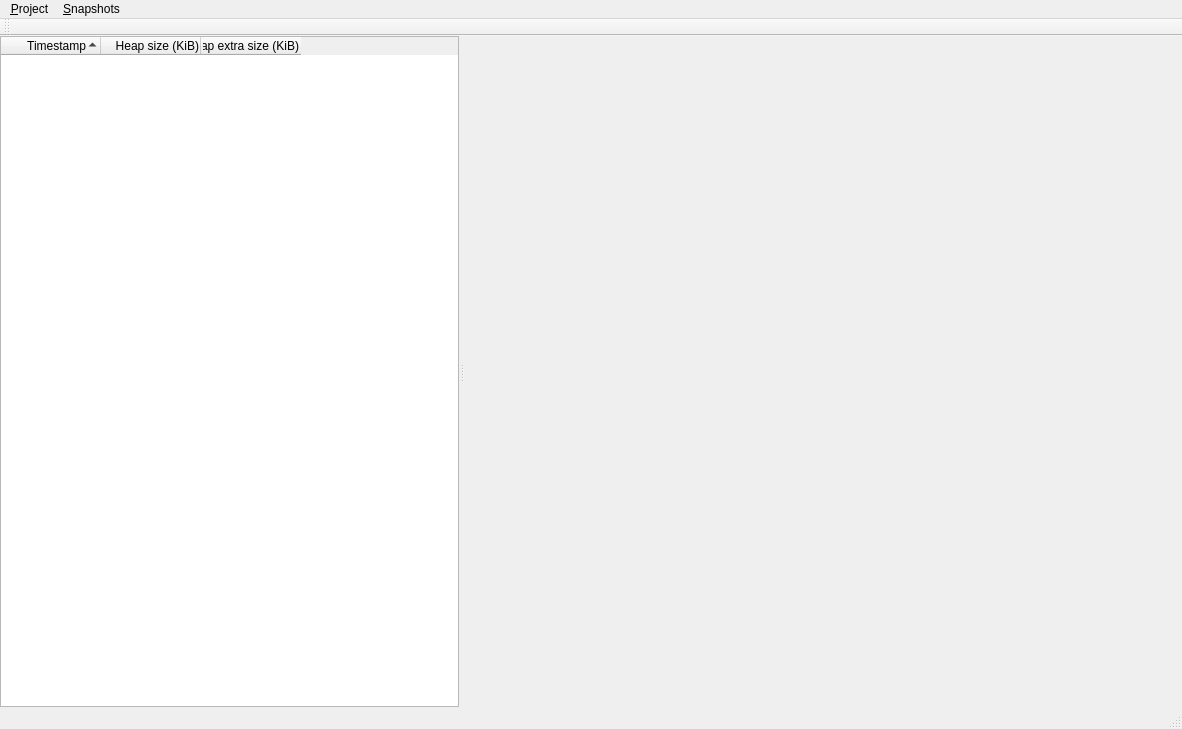
Old version of the form mainwindow.ui in the repository madmaxoft/VisualMassifDiff.
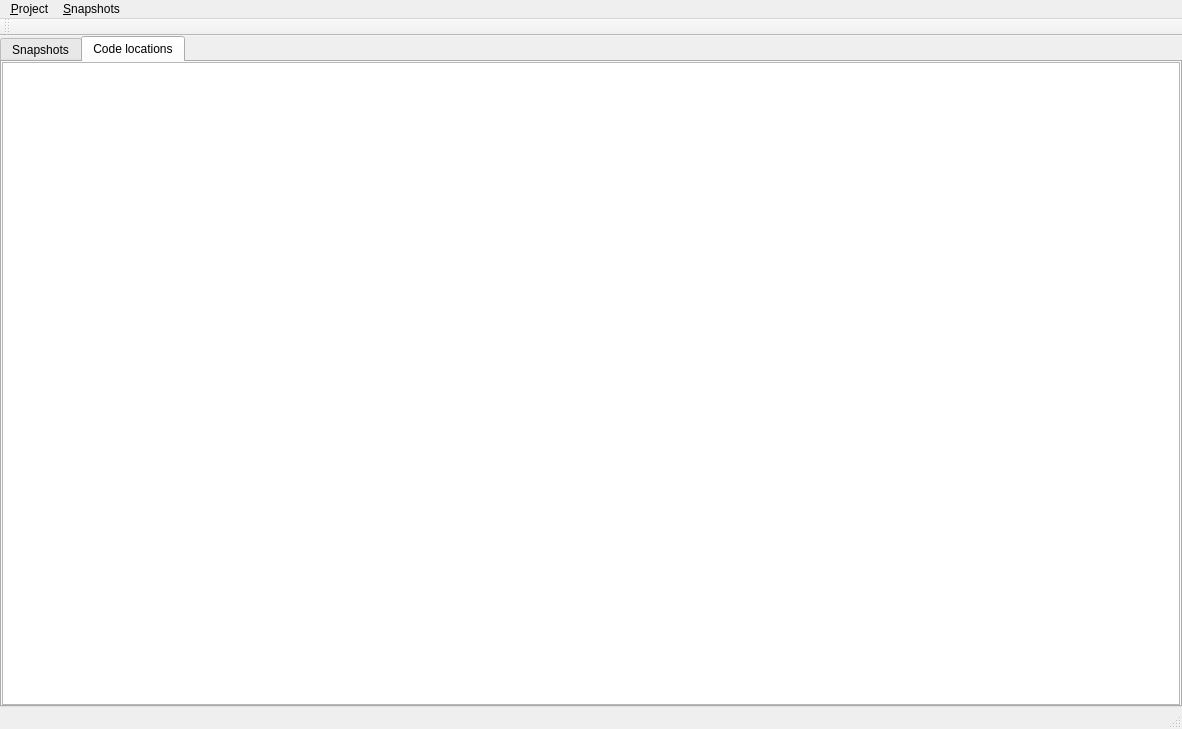
New version of the form. Custom widgets are drawn as their Qt base class.

Commit message: Added basic code location stats.

Diff of the .ui file:
```diff
--- a/mainwindow.ui
+++ b/mainwindow.ui
@@ -31,6 +31,28 @@
      <number>0</number>
     </property>
     <item>
+     <widget class="QTabWidget" name="tabMain">
+      <property name="currentIndex">
+       <number>1</number>
+      </property>
+      <widget class="QWidget" name="tabSnapshots">
+       <attribute name="title">
+        <string>Snapshots</string>
+       </attribute>
+       <layout class="QVBoxLayout" name="verticalLayout">
+        <property name="leftMargin">
+         <number>0</number>
+        </property>
+        <property name="topMargin">
+         <number>0</number>
+        </property>
+        <property name="rightMargin">
+         <number>0</number>
+        </property>
+        <property name="bottomMargin">
+         <number>0</number>
+        </property>
+        <item>
      <widget class="QSplitter" name="splitter">
       <property name="lineWidth">
        <number>3</number>
@@ -107,6 +129,36 @@
          <verstretch>0</verstretch>
         </sizepolicy>
        </property>
+          </widget>
+         </widget>
+        </item>
+       </layout>
+      </widget>
+      <widget class="QWidget" name="tabCodeLocations">
+       <attribute name="title">
+        <string>Code locations</string>
+       </attribute>
+       <layout class="QVBoxLayout" name="verticalLayout_2">
+        <property name="leftMargin">
+         <number>0</number>
+        </property>
+        <property name="topMargin">
+         <number>0</number>
+        </property>
+        <property name="rightMargin">
+         <number>0</number>
+        </property>
+        <property name="bottomMargin">
+         <number>0</number>
+        </property>
+        <item>
+         <widget class="QTreeView" name="tvCodeLocations">
+          <property name="sortingEnabled">
+           <bool>true</bool>
+          </property>
+         </widget>
+        </item>
+       </layout>
       </widget>
      </widget>
     </item>
```
Lines whose indentation alone changed are shown as unchanged. The commit also changes 11 other files.
